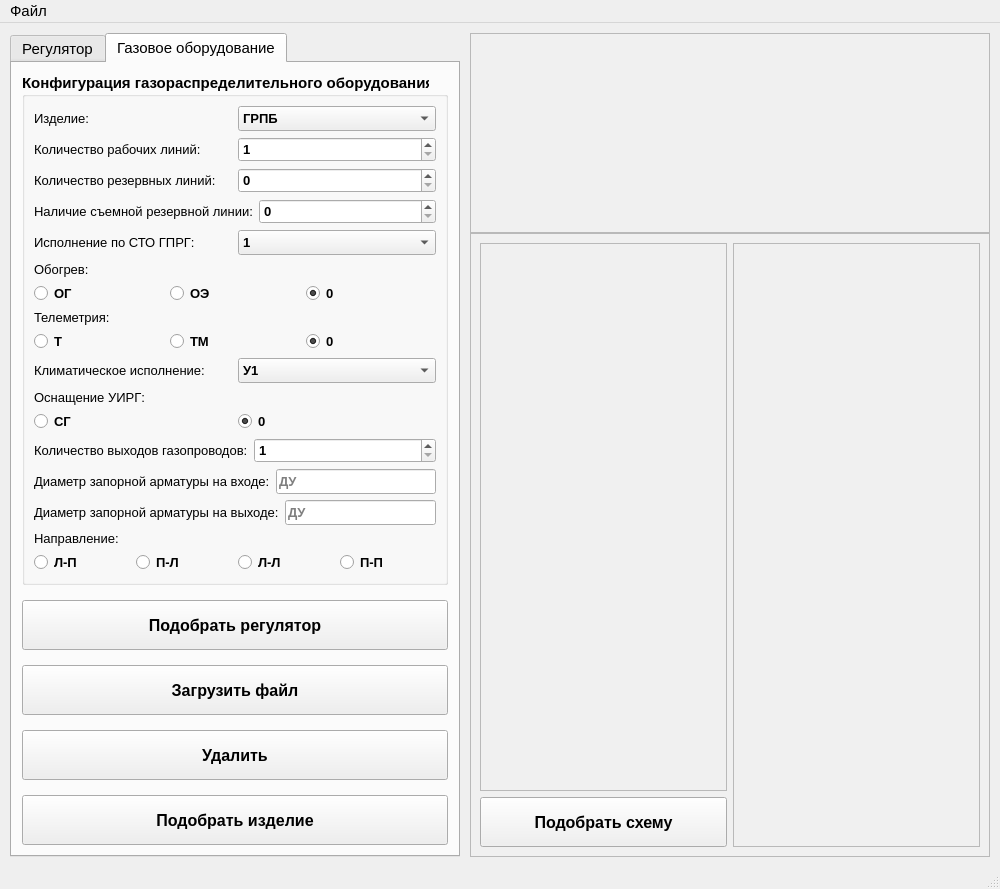
Old version of the form src/mainwindow.ui in the repository VladislavKiseliov/task_regulator_selection_program.
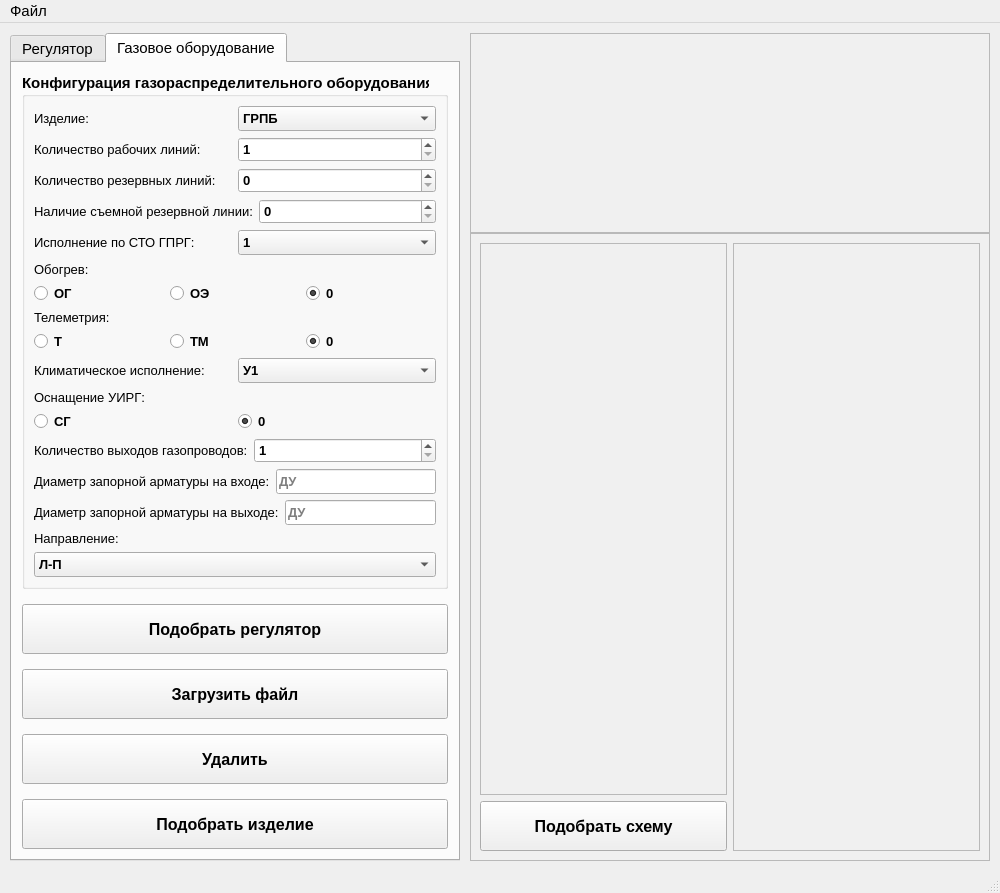
New version of the form. The open tabs and pages were chosen to show the change. Icons and pictures are not drawn.

```diff
--- a/src/mainwindow.ui
+++ b/src/mainwindow.ui
@@ -1470,83 +1470,38 @@
            <item>
             <layout class="QHBoxLayout" name="horizontalLayout_direction">
              <item>
-              <widget class="QRadioButton" name="radioButton_direction_lp">
-               <property name="font">
-                <font>
-                 <pointsize>10</pointsize>
-                </font>
+              <widget class="QComboBox" name="comboBox_direction">
+               <property name="minimumSize">
+                <size>
+                 <width>0</width>
+                 <height>25</height>
+                </size>
                </property>
                <property name="font">
                 <font>
                  <pointsize>10</pointsize>
                 </font>
                </property>
+               <item>
                <property name="text">
                 <string>Л-П</string>
                </property>
-               <attribute name="buttonGroup">
-                <string notr="true">buttonGroup_direction</string>
-               </attribute>
-              </widget>
              </item>
              <item>
-              <widget class="QRadioButton" name="radioButton_direction_pl">
-               <property name="font">
-                <font>
-                 <pointsize>10</pointsize>
-                </font>
-               </property>
-               <property name="font">
-                <font>
-                 <pointsize>10</pointsize>
-                </font>
-               </property>
                <property name="text">
                 <string>П-Л</string>
                </property>
-               <attribute name="buttonGroup">
-                <string notr="true">buttonGroup_direction</string>
-               </attribute>
-              </widget>
              </item>
              <item>
-              <widget class="QRadioButton" name="radioButton_direction_ll">
-               <property name="font">
-                <font>
-                 <pointsize>10</pointsize>
-                </font>
-               </property>
-               <property name="font">
-                <font>
-                 <pointsize>10</pointsize>
-                </font>
-               </property>
                <property name="text">
                 <string>Л-Л</string>
                </property>
-               <attribute name="buttonGroup">
-                <string notr="true">buttonGroup_direction</string>
-               </attribute>
-              </widget>
              </item>
              <item>
-              <widget class="QRadioButton" name="radioButton_direction_pp">
-               <property name="font">
-                <font>
-                 <pointsize>10</pointsize>
-                </font>
-               </property>
-               <property name="font">
-                <font>
-                 <pointsize>10</pointsize>
-                </font>
-               </property>
                <property name="text">
                 <string>П-П</string>
                </property>
-               <attribute name="buttonGroup">
-                <string notr="true">buttonGroup_direction</string>
-               </attribute>
+               </item>
               </widget>
              </item>
             </layout>
```
Lines whose indentation alone changed are shown as unchanged.
